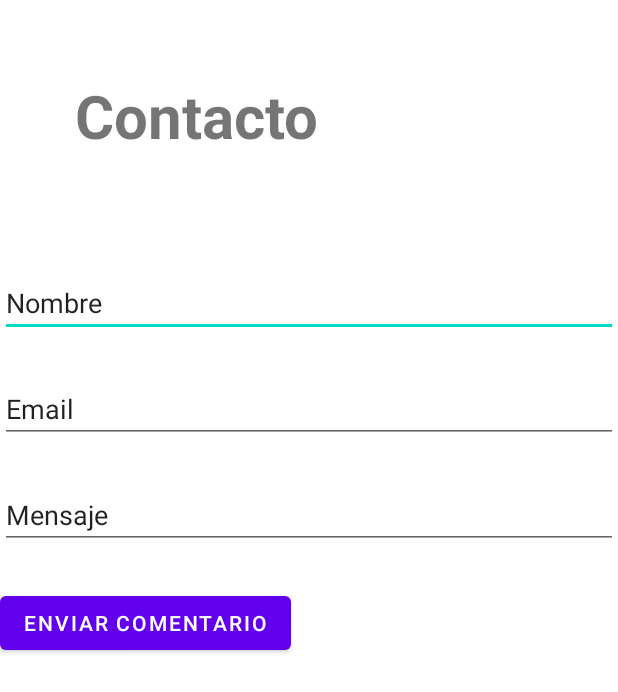
After one commit to LuisAgW/PuppyMascot, an Android app: the ActivityContacto screen opened directly, with no data from a screen before it, on a phone screen of 412 x 824 dp. The commit adds this screen. Shown: the top 692 px of the screen. Run offline under Robolectric (Android 15) with nearby library versions, the phone set to English and light mode, and no system bars.

Commit message:
Version 1.1 Menú About y Contacto

```diff
--- /dev/null
+++ b/app/src/main/java/com/luisagw/puppymascot/ActivityContacto.java
@@ -0,0 +1,45 @@
+package com.luisagw.puppymascot;
+
+import androidx.appcompat.app.AppCompatActivity;
+
+import android.content.Intent;
+import android.net.Uri;
+import android.os.Bundle;
+import android.view.View;
+import android.widget.Button;
+import android.widget.EditText;
+
+public class ActivityContacto extends AppCompatActivity {
+
+    private Button botonEnviar;
+    private EditText editTextNombre, editTextEmail, editTextMensaje;
+
+    @Override
+    protected void onCreate(Bundle savedInstanceState) {
+        super.onCreate(savedInstanceState);
+        setContentView(R.layout.activity_contacto);
+
+        botonEnviar = findViewById(R.id.button);
+        editTextNombre = findViewById(R.id.editTextTextPersonName2);
+        editTextEmail = findViewById(R.id.editTextTextEmailAddress);
+        editTextMensaje = findViewById(R.id.editTextTextPersonName);
+
+        botonEnviar.setOnClickListener(new View.OnClickListener() {
+            @Override
+            public void onClick(View view) {
+                // Obtener los valores de los TextView
+                String nombre = editTextNombre.getText().toString();
+                String email = editTextEmail.getText().toString();
+                String mensaje = editTextMensaje.getText().toString();
+
+                // Enviar la información a través de la acción correspondiente
+                Intent intent = new Intent(Intent.ACTION_SENDTO);
+                intent.setData(Uri.parse("mailto:"));
+                intent.putExtra(Intent.EXTRA_EMAIL, new String[]{email});
+                intent.putExtra(Intent.EXTRA_SUBJECT, "Contacto desde app Android");
+                intent.putExtra(Intent.EXTRA_TEXT, "Nombre: " + nombre + "\n" + "Mensaje: " + mensaje);
+                startActivity(Intent.createChooser(intent, "Enviar correo electrónico"));
+            }
+        });
+    }
+}
--- /dev/null
+++ b/app/src/main/res/layout/activity_contacto.xml
@@ -0,0 +1,60 @@
+<?xml version="1.0" encoding="utf-8"?>
+<LinearLayout xmlns:android="http://schemas.android.com/apk/res/android"
+    xmlns:app="http://schemas.android.com/apk/res-auto"
+    xmlns:tools="http://schemas.android.com/tools"
+    android:layout_width="match_parent"
+    android:layout_height="match_parent"
+    android:orientation="vertical"
+    tools:context=".ActivityContacto">
+
+    <TextView
+        android:id="@+id/textView"
+        android:layout_width="wrap_content"
+        android:layout_height="wrap_content"
+        android:text="Contacto"
+        android:textSize="40sp"
+        android:textStyle="bold"
+        android:layout_margin="50dp"/>
+
+    <EditText
+        android:id="@+id/editTextTextPersonName2"
+        android:layout_width="match_parent"
+        android:layout_height="wrap_content"
+        android:ems="10"
+        android:inputType="textPersonName"
+        android:text="Nombre"
+        android:layout_marginTop="25dp"/>
+
+    <EditText
+        android:id="@+id/editTextTextEmailAddress"
+        android:layout_width="match_parent"
+        android:layout_height="wrap_content"
+        android:ems="10"
+        android:text="Email"
+        android:inputType="textEmailAddress"
+        android:layout_marginTop="25dp"/>
+
+    <EditText
+        android:id="@+id/editTextTextPersonName"
+        android:layout_width="match_parent"
+        android:layout_height="wrap_content"
+        android:ems="10"
+        android:inputType="textPersonName"
+        android:text="Mensaje"
+        android:layout_marginTop="25dp"/>
+
+    <LinearLayout
+        android:layout_width="match_parent"
+        android:layout_height="wrap_content"
+        android:orientation="horizontal">
+
+        <Button
+            android:id="@+id/button"
+            android:layout_width="wrap_content"
+            android:layout_height="wrap_content"
+            android:text="Enviar comentario"
+            android:layout_marginTop="25dp"/>
+
+    </LinearLayout>
+
+</LinearLayout>
--- a/app/src/main/res/values/strings.xml
+++ b/app/src/main/res/values/strings.xml
@@ -1,3 +1,9 @@
 <resources>
     <string name="app_name">Puppy Mascot</string>
+    <string name="AboutMe">
+        Hola!! Mi nombre es LuisAgW soy un desarrollador Android y desarrollador web con una gran pasión por la tecnología, el desarrollo de software y los retos tecnológicos.
+
+        Ganador de dos hackatones y graduado de una prestigiosa universidad, disfruto del ejercicio y mantenerme en forma.
+
+        Siempre busco oportunidades para seguir aprendiendo y creciendo en mi carrera, estoy comprometido en hacer del mundo un lugar mejor a través de la tecnología.</string>
 </resources>
```
Also changed, not shown: app/src/main/AndroidManifest.xml (+9 -3 lines), app/src/main/java/com/luisagw/puppymascot/ActivityAbout.java (added, +14 -0 lines), app/src/main/java/com/luisagw/puppymascot/MainActivity.java (+27 -2 lines), app/src/main/res/layout/activity_about.xml (added, +31 -0 lines), app/src/main/res/menu/menu_opciones.xml (added, +13 -0 lines).
